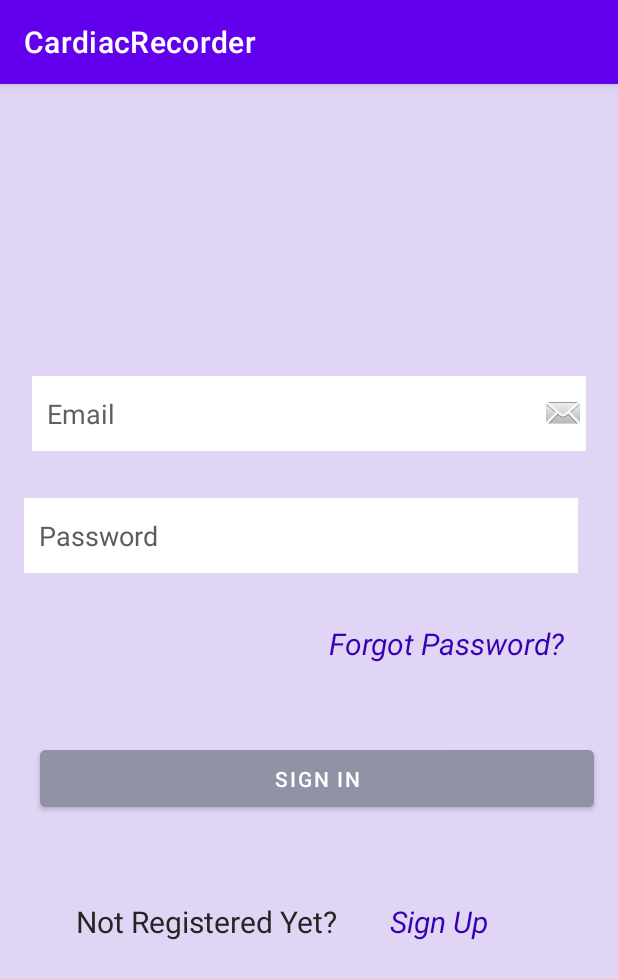
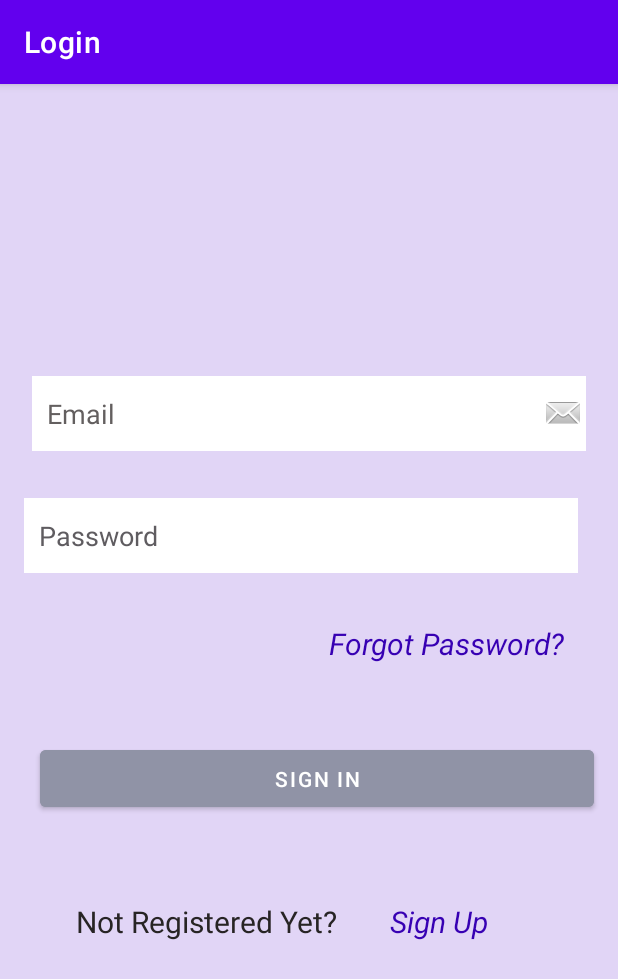
Before and after one commit to ZakariaHossain56/CardiacRecorder, an Android app: the LoginActivity screen opened directly, with no data from a screen before it, on a phone screen of 412 x 824 dp. Shown: the top 979 px of the screen. Run offline under Robolectric (Android 15) with nearby library versions, the phone set to English and light mode, and no system bars.

Commit message:
loginJava

```diff
--- a/app/src/main/java/com/example/cardiacrecorder/LoginActivity.java
+++ b/app/src/main/java/com/example/cardiacrecorder/LoginActivity.java
@@ -2,13 +2,50 @@ package com.example.cardiacrecorder;
 
 import androidx.appcompat.app.AppCompatActivity;
 
+import android.content.Intent;
+import android.graphics.drawable.ColorDrawable;
 import android.os.Bundle;
+import android.view.View;
+import android.widget.Button;
+import android.widget.EditText;
+import android.widget.TextView;
 
-public class LoginActivity extends AppCompatActivity {
+public class LoginActivity extends AppCompatActivity implements View.OnClickListener {
+
+    private EditText emailin,passwordin;
+    private TextView textViewin;
+    private Button buttonin;
 
     @Override
     protected void onCreate(Bundle savedInstanceState) {
         super.onCreate(savedInstanceState);
         setContentView(R.layout.activity_login);
+
+
+
+        this.setTitle("Login");
+
+        emailin=(EditText) findViewById(R.id.emailin);
+        passwordin=(EditText) findViewById(R.id.passwordin);
+        textViewin=(TextView) findViewById(R.id.textViewin);
+        buttonin= (Button) findViewById(R.id.buttonin);
+
+
+        buttonin.setOnClickListener(this);
+        textViewin.setOnClickListener(this);
+    }
+
+    @Override
+    public void onClick(View v) {
+        if(v.getId()==R.id.buttonin)
+        {
+
+        }
+        else if(v.getId()==R.id.textViewin){
+            Intent intent=new Intent(LoginActivity.this,SignUpActivity.class);
+            startActivity(intent);
+        }
+
+
     }
 }
--- a/app/src/main/res/layout/activity_login.xml
+++ b/app/src/main/res/layout/activity_login.xml
@@ -96,7 +96,7 @@
         app:layout_constraintVertical_bias="0.735" />
 
     <Button
-        android:id="@+id/buttinin"
+        android:id="@+id/buttonin"
         android:layout_width="369dp"
         android:layout_height="50dp"
         android:backgroundTint="#9093A6"
```
